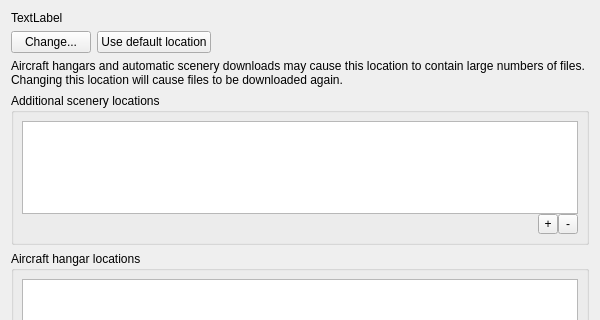
Old version of the form src/GUI/PathsDialog.ui in the repository FlightGear/flightgear; both pictures show x 0 to 600 and y 0 to 320 of the 600 by 600 pixel window.
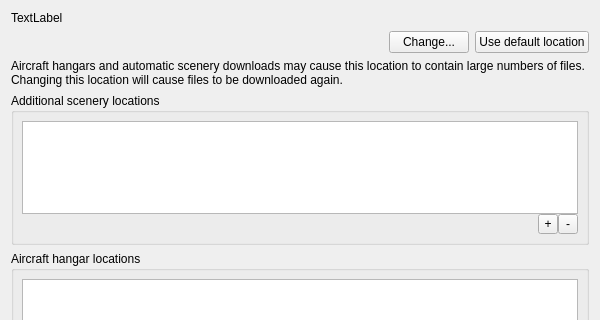
New version of the form.

Commit message: New PathsDialog, for managing locations.

```diff
--- a/src/GUI/PathsDialog.ui
+++ b/src/GUI/PathsDialog.ui
@@ -15,29 +15,15 @@
   </property>
   <layout class="QVBoxLayout" name="verticalLayout">
    <item>
-    <layout class="QGridLayout" name="gridLayout">
-     <item row="0" column="0" colspan="3">
       <widget class="QLabel" name="downloadLocation">
        <property name="text">
         <string>TextLabel</string>
        </property>
       </widget>
      </item>
-     <item row="1" column="0">
-      <widget class="QPushButton" name="changeDownloadDir">
-       <property name="text">
-        <string>Change...</string>
-       </property>
-      </widget>
-     </item>
-     <item row="1" column="1">
-      <widget class="QPushButton" name="clearDownloadDir">
-       <property name="text">
-        <string>Use default location</string>
-       </property>
-      </widget>
-     </item>
-     <item row="1" column="2">
+   <item>
+    <layout class="QHBoxLayout" name="horizontalLayout" stretch="0,0,0">
+     <item>
       <spacer name="horizontalSpacer">
        <property name="orientation">
         <enum>Qt::Horizontal</enum>
@@ -50,7 +36,23 @@
        </property>
       </spacer>
      </item>
-     <item row="2" column="0" colspan="3">
+     <item>
+      <widget class="QPushButton" name="changeDownloadDir">
+       <property name="text">
+        <string>Change...</string>
+       </property>
+      </widget>
+     </item>
+     <item>
+      <widget class="QPushButton" name="clearDownloadDir">
+       <property name="text">
+        <string>Use default location</string>
+       </property>
+      </widget>
+     </item>
+    </layout>
+   </item>
+   <item>
       <widget class="QLabel" name="label_2">
        <property name="text">
         <string>Aircraft hangars and automatic scenery downloads may cause this location to contain large numbers of files. Changing this location will cause files to be downloaded again.</string>
@@ -59,8 +61,6 @@
         <bool>true</bool>
        </property>
       </widget>
-     </item>
-    </layout>
    </item>
    <item>
     <widget class="QGroupBox" name="groupBox">
```
Lines whose indentation alone changed are shown as unchanged. The commit also changes 5 other files.
